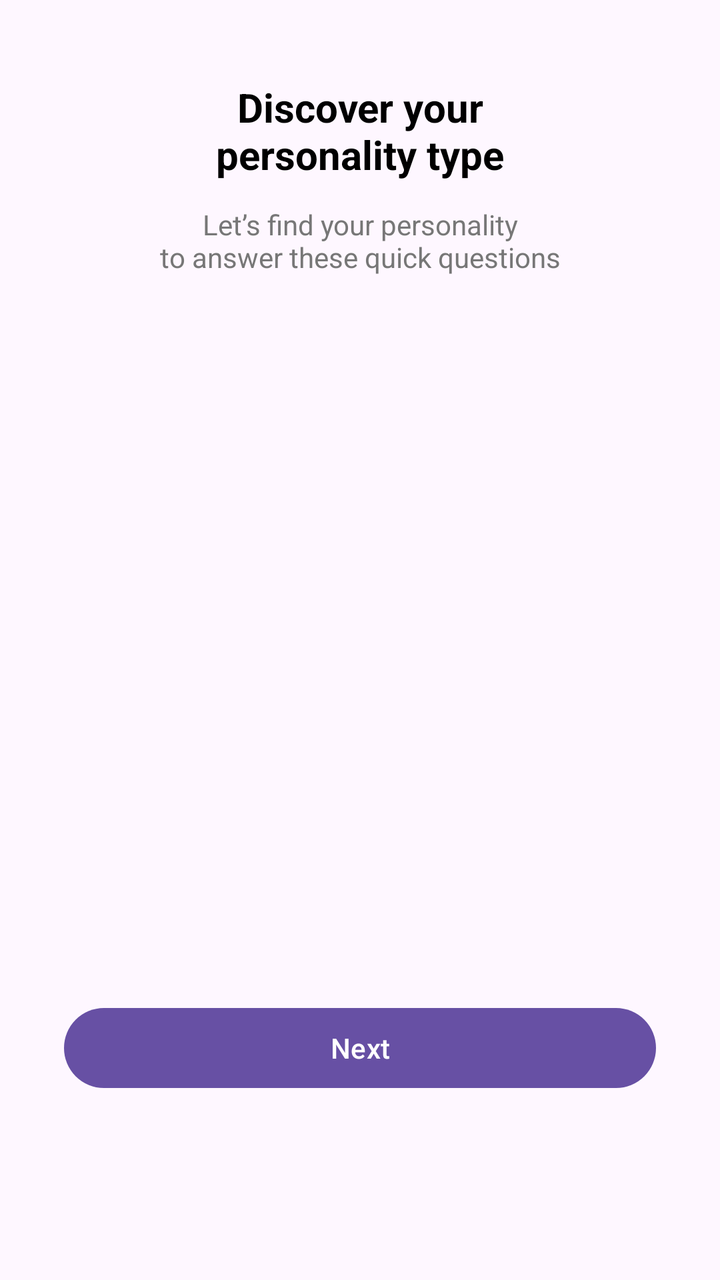
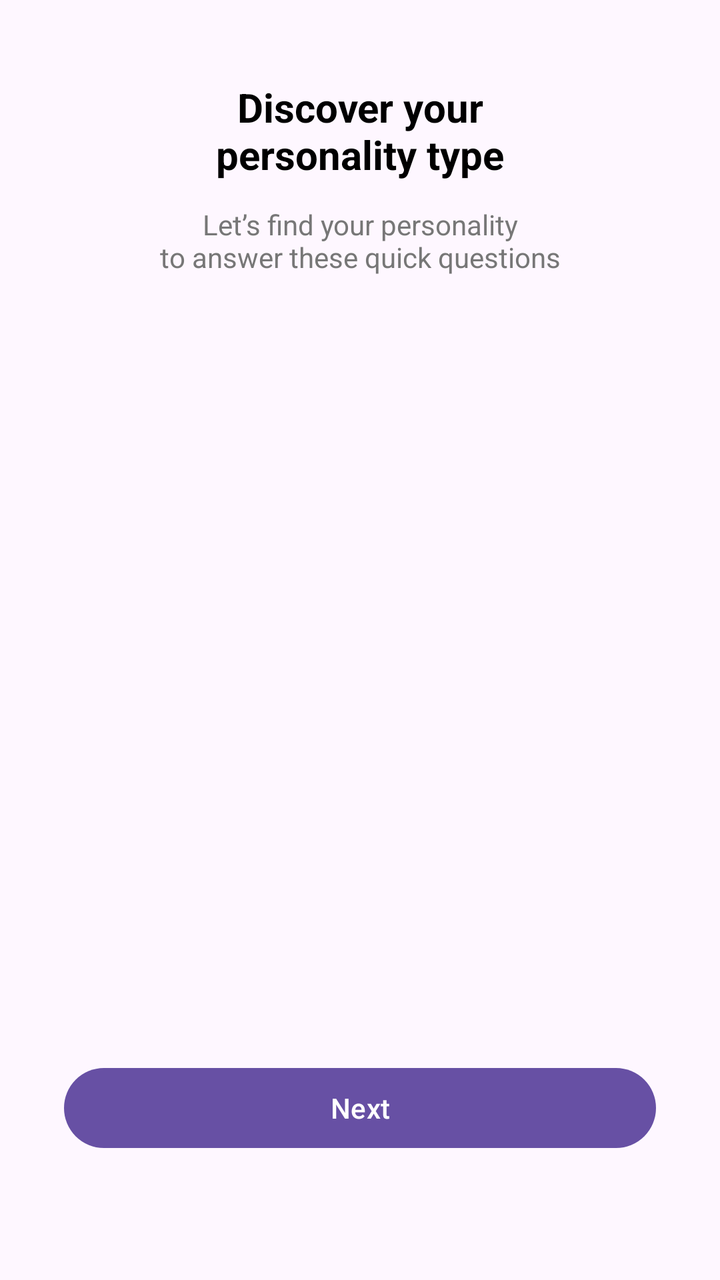

Compare the two renders of this Android layout. The source of the first and the diff that turns it into the second are given below.
<!-- AndroidManifest.xml: application theme Theme.Mind2Career -->
<!-- res/layout/activity_pesonality_assesment.xml -->
<?xml version="1.0" encoding="utf-8"?>
<LinearLayout xmlns:android="http://schemas.android.com/apk/res/android"
    android:id="@+id/main"
    android:layout_width="match_parent"
    android:layout_height="match_parent"
    android:orientation="vertical"
    android:padding="16dp">

    <TextView
        android:id="@+id/tvTitle"
        android:layout_width="match_parent"
        android:layout_height="wrap_content"
        android:text="Discover your\npersonality type"
        android:textSize="20sp"
        android:textStyle="bold"
        android:gravity="center"
        android:layout_marginTop="24dp"
        android:textColor="@color/primary"
        android:paddingBottom="12dp" />

    <TextView
        android:id="@+id/tvSubtitle"
        android:layout_width="match_parent"
        android:layout_height="wrap_content"
        android:text="Let’s find your personality\nto answer these quick questions"
        android:textSize="14sp"
        android:gravity="center"
        android:textColor="@color/secondary"
        android:paddingBottom="16dp" />

    <androidx.recyclerview.widget.RecyclerView
        android:id="@+id/recyclerQuestions"
        android:layout_width="match_parent"
        android:layout_height="0dp"
        android:layout_weight="1" />
    <Button
        android:id="@+id/btnSubmit"
        android:layout_width="match_parent"
        android:layout_height="wrap_content"
        android:text="Next"
        android:layout_margin="16dp"/>
    <View
        android:layout_width="match_parent"
        android:layout_height="60dp"/>


</LinearLayout>
<!-- resources referenced by this layout -->
<resources>
  <color name="primary">#000000</color>
  <color name="secondary">#777777</color>
  <style name="Theme.Mind2Career" parent="Base.Theme.Mind2Career" />
  <style name="Base.Theme.Mind2Career" parent="Theme.Material3.DayNight.NoActionBar">
          
          
      </style>
</resources>

<!-- the commit's change to res/layout/activity_pesonality_assesment.xml (unified diff, before → after) -->
@@ -41,7 +41,7 @@
         android:layout_margin="16dp"/>
     <View
         android:layout_width="match_parent"
-        android:layout_height="60dp"/>
+        android:layout_height="30dp"/>
 
 
 </LinearLayout>
